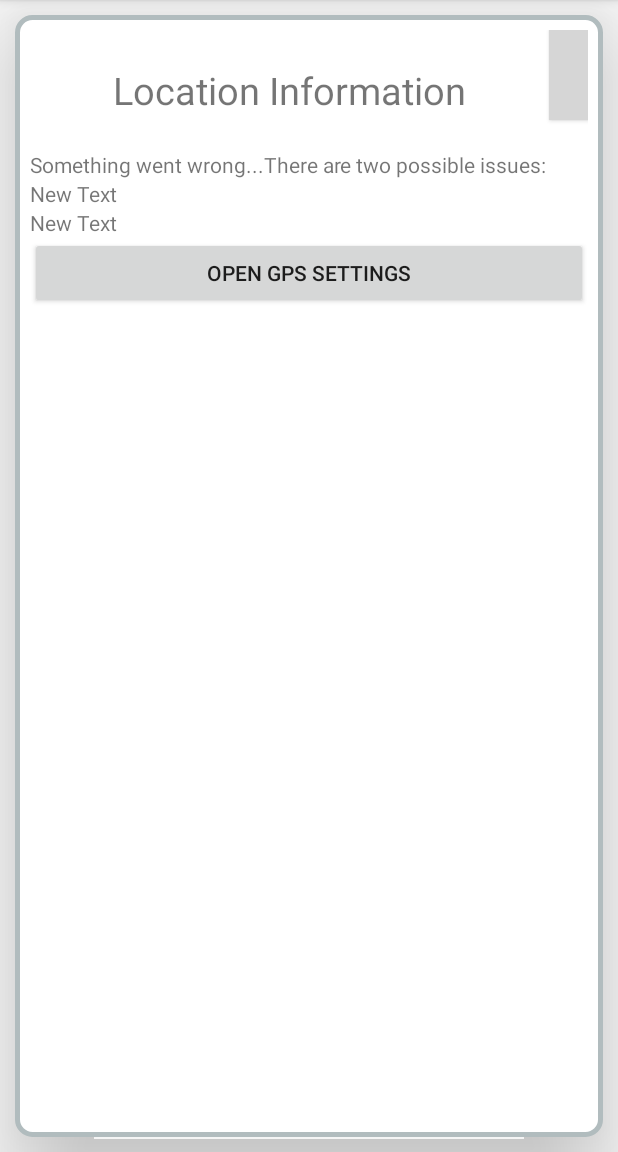
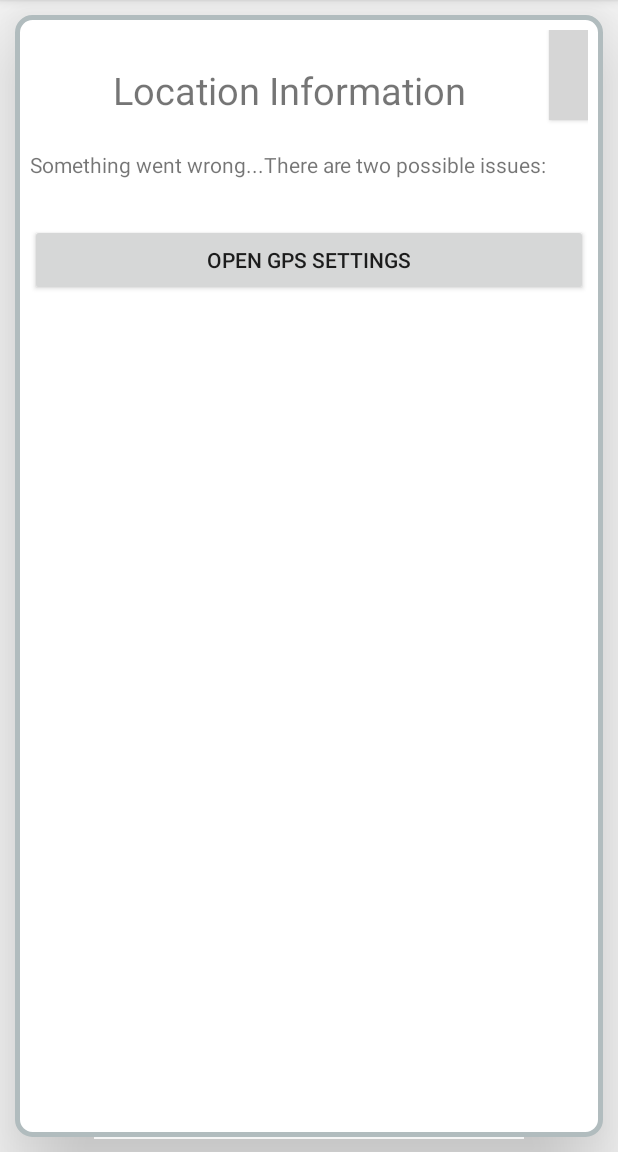
Before and after one commit to wuprog/WuMap, an Android app: the fragment WarningFrag shown on its own in the app's theme, on a phone screen of 412 x 824 dp, the part 84-1236 px from its top. Run offline under Robolectric (Android 15) with nearby library versions, the phone set to English and light mode, and no system bars; 2 statements that could not run were skipped; grey boxes are pictures that could not be loaded.

Commit message:
Added font. Updated all photos. Need more locations and text.

```diff
--- a/app/src/main/java/com/example/zzmech/wumap/WarningFrag.java
+++ b/app/src/main/java/com/example/zzmech/wumap/WarningFrag.java
@@ -2,6 +2,7 @@ package com.example.zzmech.wumap;
 
 import android.content.Context;
 import android.content.Intent;
+import android.graphics.Typeface;
 import android.os.Bundle;
 import android.app.Fragment;
 //import android.support.v4.app.Fragment;
@@ -21,7 +22,7 @@ import android.widget.Toast;
 public class WarningFrag extends Fragment
 {
     private TextView textView;
-    private TextView textView1;
+    private TextView titleView;
     private Button intentBut;
     private Button xBut;
 
@@ -45,6 +46,14 @@ public class WarningFrag extends Fragment
 
         intentBut = (Button)v.findViewById(R.id.intentButton);
         xBut = (Button)v.findViewById(R.id.xButton);
+
+        Typeface boldFace = Typeface.createFromAsset(getActivity().getAssets(), "Sansation_Bold.ttf");
+        Typeface face = Typeface.createFromAsset(getActivity().getAssets(), "Sansation_Regular.ttf");
+
+        textView = (TextView)v.findViewById(R.id.warning_text);
+        textView.setTypeface(face);
+        titleView = (TextView)v.findViewById(R.id.warning_title);
+        titleView.setTypeface(boldFace);
 
         intentBut.setOnClickListener(new View.OnClickListener()
         {
--- a/app/src/main/res/layout/fragment_warning_frag.xml
+++ b/app/src/main/res/layout/fragment_warning_frag.xml
@@ -21,11 +21,12 @@
             android:layout_height="80dp"
             android:elevation="0dp" android:orientation="horizontal">
             <TextView
+                android:id="@+id/warning_title"
                 android:layout_width="match_parent"
-                android:layout_height="match_parent"
-                android:layout_weight="3" android:gravity="center_vertical|center_horizontal"
-                android:text="Location Information" android:textAlignment="center"
-                android:textIsSelectable="false" android:textSize="25sp"/>
+                android:layout_height="match_parent" android:layout_weight="3"
+                android:gravity="center_vertical|center_horizontal" android:text="Location Information"
+                android:textAlignment="center" android:textIsSelectable="false"
+                android:textSize="25sp"/>
             <Button
                 android:id="@+id/xButton"
                 android:layout_width="wrap_content"
@@ -44,21 +45,12 @@
                 android:layout_height="match_parent"
                 android:elevation="0dp" android:orientation="vertical">
                 <TextView
-                    android:id="@+id/textView2"
+                    android:id="@+id/warning_text"
                     android:layout_width="wrap_content"
                     android:layout_height="wrap_content"
+                    android:layout_marginBottom="30dp"
                     android:layout_weight="1"
                     android:text="Something went wrong...There are two possible issues:"/>
-                <TextView
-                    android:id="@+id/textView3"
-                    android:layout_width="wrap_content"
-                    android:layout_height="wrap_content"
-                    android:layout_weight="1" android:text="New Text"/>
-                <TextView
-                    android:id="@+id/textView4"
-                    android:layout_width="wrap_content"
-                    android:layout_height="wrap_content"
-                    android:layout_weight="1" android:text="New Text"/>
                 <Button
                     android:id="@+id/intentButton"
                     android:layout_width="fill_parent"
--- a/app/src/main/res/values/dimens.xml
+++ b/app/src/main/res/values/dimens.xml
@@ -2,4 +2,5 @@
     <!-- Default screen margins, per the Android Design guidelines. -->
     <dimen name="activity_horizontal_margin">16dp</dimen>
     <dimen name="activity_vertical_margin">16dp</dimen>
+    <dimen name="text_height">50dp</dimen>
 </resources>
```
Also changed, not shown: app/src/main/java/com/example/zzmech/wumap/InfoFrag.java (+7 -0 lines), app/src/main/java/com/example/zzmech/wumap/MainActivity.java (+39 -3 lines), app/src/main/res/layout/activity_main.xml (+4 -5 lines), app/src/main/res/values/strings.xml (+18 -13 lines).
